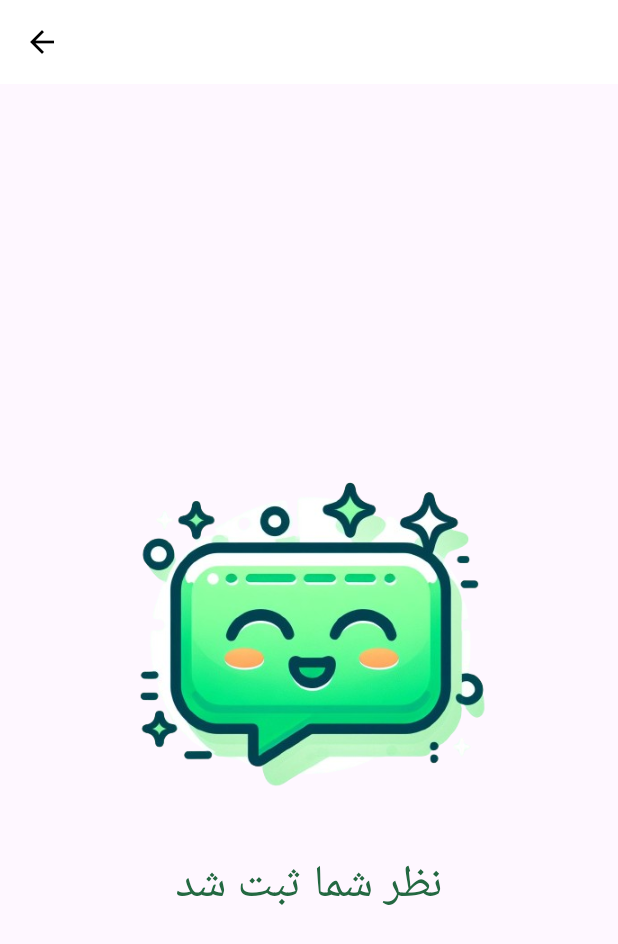
After one commit to MohammadHuseyn/blink, a Flutter app: the CommentRateSent screen opened directly, on a phone screen of 412 x 824 dp. The commit adds this screen. Shown: the top 944 px of the screen. Run offline on Flutter 3.47's test engine with Material 3 defaults, Android fonts, the phone set to English and light mode, and no system bars; our stand-ins replace flutter_map, flutter_native_splash, latlong2; accounts and stored records are empty; network calls fail; Roboto replaces fonts that are missing (shabnam).

Commit message:
comment / rate submitted page done

```diff
--- /dev/null
+++ b/lib/pages/CommentRateSent.dart
@@ -0,0 +1,35 @@
+import 'package:flutter/cupertino.dart';
+import 'package:flutter/material.dart';
+
+class CommentRateSent extends StatelessWidget {
+  const CommentRateSent({super.key});
+
+  @override
+  Widget build(BuildContext context) {
+    return Scaffold(
+      appBar: AppBar(
+        backgroundColor: Colors.white,
+        leading: IconButton(
+          onPressed: () {
+            Navigator.pop(context);
+            Navigator.pop(context);
+          },
+          icon: Icon(Icons.arrow_back, color: Colors.black,),
+        ),
+      ),
+      body: Center(
+        child: Column(
+          mainAxisAlignment: MainAxisAlignment.center,
+          children: [
+            Image.asset("images/commentratesent.png",width: 300),
+            Text("نظر شما ثبت شد",
+            style: TextStyle(
+              fontSize: 30,
+              color: Color(0xFF236841)
+            ),)
+          ],
+        ),
+      ),
+    );
+  }
+}
--- a/lib/pages/ProductComment.dart
+++ b/lib/pages/ProductComment.dart
@@ -1,5 +1,7 @@
 import 'package:flutter/cupertino.dart';
 import 'package:flutter/material.dart';
+
+import 'CommentRateSent.dart';
 
 class ProductComment extends StatefulWidget {
   const ProductComment({super.key});
@@ -182,7 +184,7 @@ class _ProductCommentState extends State<ProductComment> {
                                           height: MediaQuery.of(context).size.height * 0.085,
                                           child: ElevatedButton(
                                             onPressed: () async {
-
+                                              Navigator.push(context, MaterialPageRoute(builder: (builder)=> CommentRateSent()));
                                             },
                                             child:Text("   ثبت نظر   ",
                                               style: TextStyle(
@@ -367,7 +369,7 @@ class _ProductCommentState extends State<ProductComment> {
                                                       height: MediaQuery.of(context).size.height * 0.085,
                                                       child: ElevatedButton(
                                                         onPressed: () async {
-
+                                                          Navigator.push(context, MaterialPageRoute(builder: (builder)=>CommentRateSent()));
                                                         },
                                                         child:Text("   ثبت   ",
                                                           style: TextStyle(
--- a/lib/pages/StoreComment.dart
+++ b/lib/pages/StoreComment.dart
@@ -1,3 +1,4 @@
+import 'package:blink/pages/CommentRateSent.dart';
 import 'package:flutter/cupertino.dart';
 import 'package:flutter/material.dart';
 
@@ -191,7 +192,7 @@ class _StoreCommentState extends State<StoreComment> {
                                             height: MediaQuery.of(context).size.height * 0.085,
                                             child: ElevatedButton(
                                               onPressed: () async {
-
+                                                Navigator.push(context, MaterialPageRoute(builder: (builder)=>CommentRateSent()));
                                               },
                                               child:Text("   ثبت نظر   ",
                                                 style: TextStyle(
@@ -219,7 +220,6 @@ class _StoreCommentState extends State<StoreComment> {
                         );}
                   );
                 });
-
               },
               child:Text("   ثبت نظر   ",
                 style: TextStyle(
@@ -386,7 +386,7 @@ class _StoreCommentState extends State<StoreComment> {
                                                           height: MediaQuery.of(context).size.height * 0.085,
                                                           child: ElevatedButton(
                                                             onPressed: () async {
-
+                                                              Navigator.push(context, MaterialPageRoute(builder: (builder)=>CommentRateSent()));
                                                             },
                                                             child:Text("   ثبت   ",
                                                               style: TextStyle(
--- a/pubspec.yaml
+++ b/pubspec.yaml
@@ -67,6 +67,7 @@ flutter:
     - images/copy.png
     - images/star.png
     - images/star_empty.png
+    - images/commentratesent.png
 flutter_launcher_icons:
   android: "launcher_icon"
   ios: true
```
Also changed, not shown: images/commentratesent.png (added), 1 other file.
